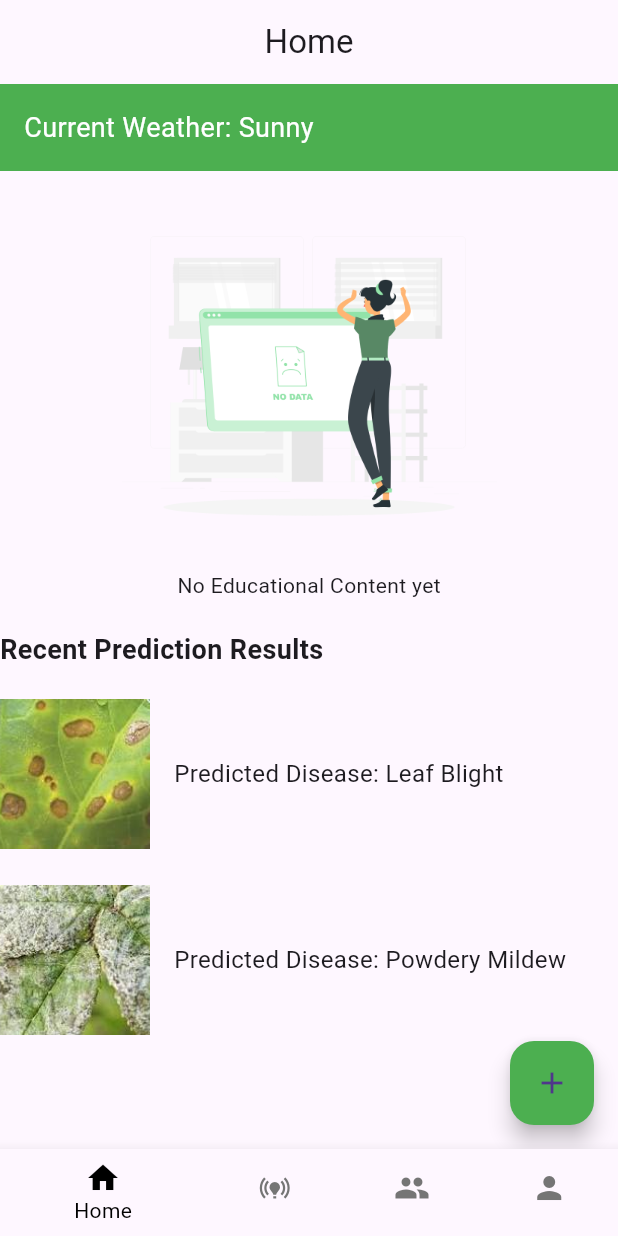
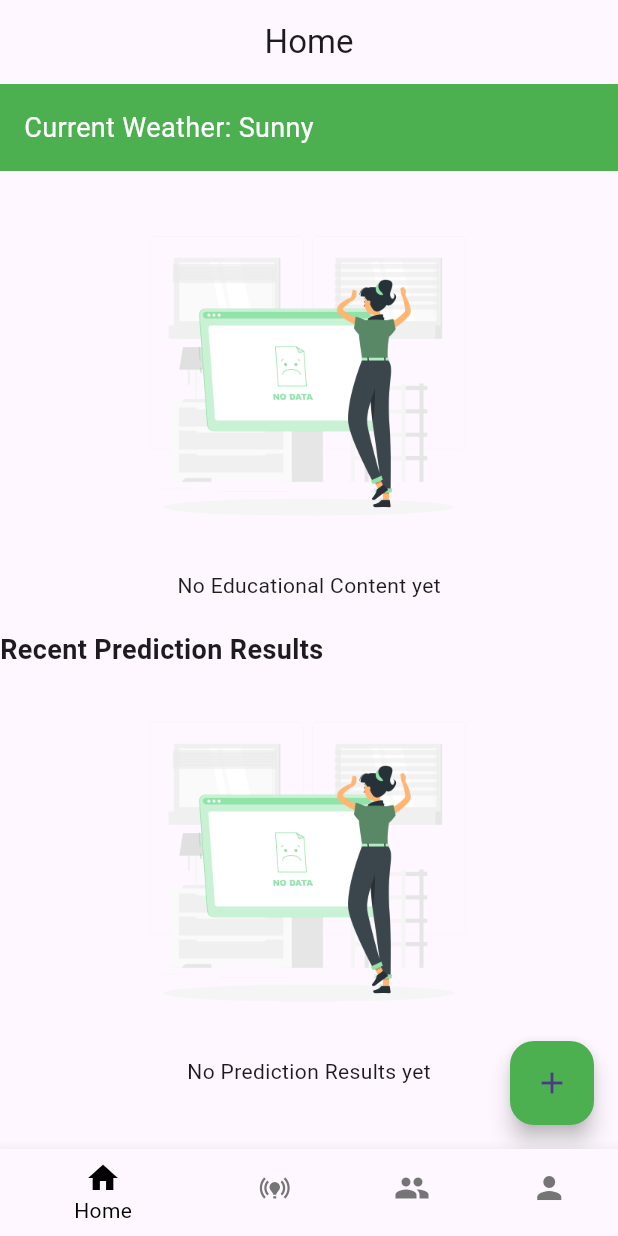
Before and after one commit to mwayandau1/farm_well, a Flutter app: the screen it shows once a user with an empty profile is signed in, on a phone screen of 412 x 824 dp. Run offline on Flutter 3.47's test engine with Material 3 defaults, Android fonts, the light colour scheme and no system bars; our stand-ins replace carousel_slider, cloud_firestore, firebase_auth, firebase_core, firebase_storage, google_sign_in and 1 more; accounts and stored records are empty.

Commit message:
Added firebase firestore functionality to create message, the modified the home prediction section

```diff
--- a/lib/screens/home.dart
+++ b/lib/screens/home.dart
@@ -10,18 +10,6 @@ class HomeScreen extends StatefulWidget {
 }
 
 class _HomeScreenState extends State<HomeScreen> {
-  List<PredictionResult> recentPredictionResults = [
-    // Replace with your actual prediction result data
-    PredictionResult(
-      image: 'images/prediction1.jpeg',
-      result: 'Leaf Blight',
-    ),
-    PredictionResult(
-      image: 'images/prediction2.jpeg',
-      result: 'Powdery Mildew',
-    ),
-  ];
-
   String currentWeather = 'Sunny'; // Replace with your actual weather data
 
   @override
@@ -53,7 +41,7 @@ class _HomeScreenState extends State<HomeScreen> {
                   .snapshots(),
               builder: (context, snapshot) {
                 if (snapshot.connectionState == ConnectionState.waiting) {
-                  return const Text("");
+                  return const Center(child: CircularProgressIndicator());
                 } else if (snapshot.hasError) {
                   return Text('Error: ${snapshot.error}');
                 } else {
@@ -155,27 +143,82 @@ class _HomeScreenState extends State<HomeScreen> {
               ),
             ),
             const SizedBox(height: 8.0),
-            ...recentPredictionResults.map((result) {
+            StreamBuilder<QuerySnapshot>(
+              stream: FirebaseFirestore.instance
+                  .collection("predictions")
+                  .orderBy('timestamp', descending: true)
+                  .snapshots(),
+              builder: (context, snapshot) {
+                if (snapshot.connectionState == ConnectionState.waiting) {
+                  return const Center(child: CircularProgressIndicator());
+                } else if (snapshot.hasError) {
+                  return Text('Error: ${snapshot.error}');
+                } else if (!snapshot.hasData || snapshot.data!.docs.isEmpty) {
+                  return Center(
+                    child: Column(
+                      children: [
+                        Image.asset(
+                          "images/noData.png",
+                          width: 250,
+                        ),
+                        const Text("No Prediction Results yet")
+                      ],
+                    ),
+                  );
+                } else {
+                  List<DocumentSnapshot> documents = snapshot.data!.docs;
+                  return Padding(
+                    padding: const EdgeInsets.symmetric(
+                        horizontal: 16.0), // Add horizontal padding
+                    child: Column(
+                      children: documents.map((doc) {
+                        Map<String, dynamic> data =
+                            doc.data() as Map<String, dynamic>;
                         return Container(
                           margin: const EdgeInsets.symmetric(vertical: 12.0),
+                          padding: const EdgeInsets.all(
+                              8.0), // Add padding inside the container
+                          decoration: BoxDecoration(
+                            borderRadius: BorderRadius.circular(8.0),
+                            boxShadow: [
+                              BoxShadow(
+                                color: Colors.grey.withOpacity(0.5),
+                                spreadRadius: 2,
+                                blurRadius: 5,
+                                offset: const Offset(0, 3),
+                              ),
+                            ],
+                            color: Colors.white,
+                          ),
                           child: Row(
                             children: [
-                    Image.asset(
-                      result.image,
+                              ClipRRect(
+                                borderRadius: BorderRadius.circular(8.0),
+                                child: Image.network(
+                                  data['image_path'],
                                   height: 100,
                                   width: 100,
                                   fit: BoxFit.cover,
                                 ),
+                              ),
                               const SizedBox(width: 16.0),
-                    Text(
-                      'Predicted Disease: ${result.result}',
+                              Expanded(
+                                child: Text(
+                                  ' ${data['prediction']}',
                                   style: const TextStyle(fontSize: 16.0),
                                   overflow: TextOverflow.ellipsis,
+                                  maxLines: 2,
+                                ),
                               ),
                             ],
                           ),
                         );
-            }),
+                      }).toList(),
+                    ),
+                  );
+                }
+              },
+            ),
           ],
         ),
       ),
```
Also changed, not shown: lib/screens/community.dart (+91 -97 lines), lib/screens/prediction.dart (+43 -7 lines). Lines whose indentation alone changed are shown as unchanged.
